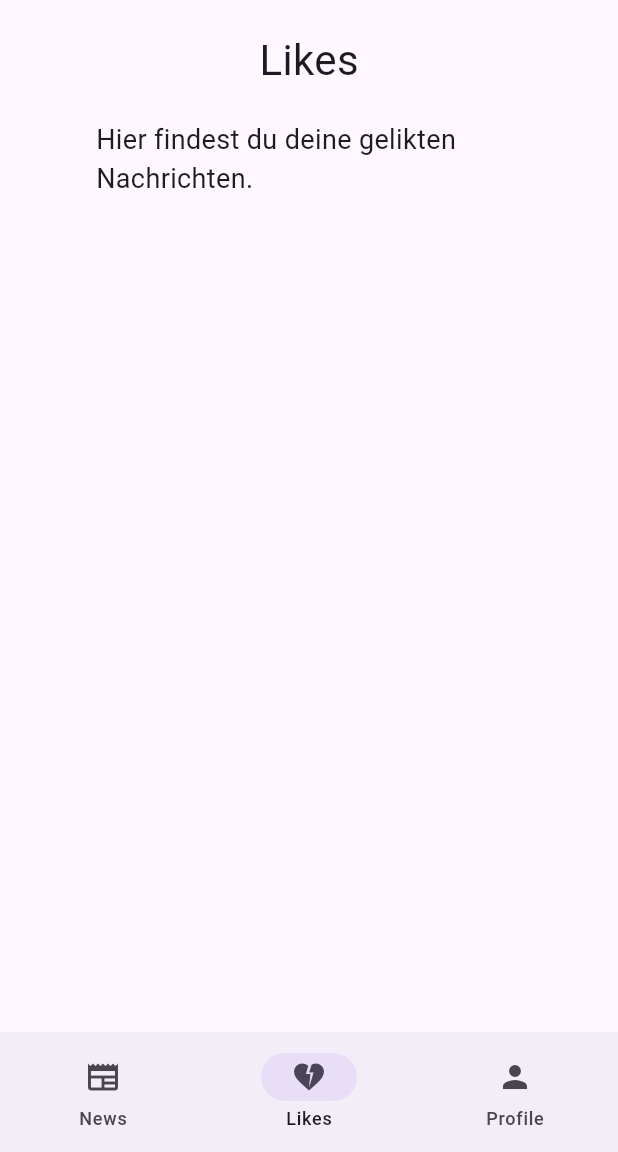
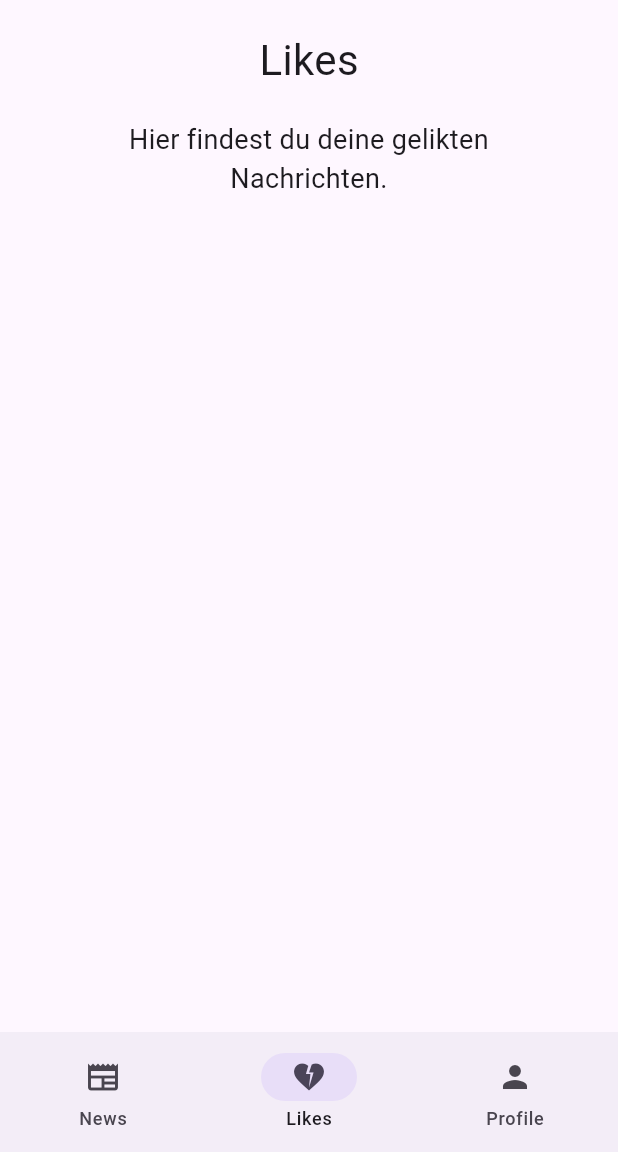
Before and after one commit to JuergenHollmann/ts_442_navigationbar_2, a Flutter app: the screen it shows after launch, item 2 of the bottom bar chosen, on a phone screen of 412 x 824 dp, the part 84-1236 px from its top. Run offline on Flutter 3.47's test engine with Material 3 defaults, Android fonts, the light colour scheme and no system bars.

Commit message:
Text centered in screen "Likes"

```diff
--- a/lib/main.dart
+++ b/lib/main.dart
@@ -75,8 +75,7 @@ class LikesWidget extends StatelessWidget {
 
   @override
   Widget build(BuildContext context) {
-    return const Center(
-      child: Padding(
+    return const Padding(
       padding: EdgeInsets.symmetric(horizontal: 64),
       child: Column(
         children: [
@@ -86,15 +85,12 @@ class LikesWidget extends StatelessWidget {
                 fontSize: 28,
               )),
           SizedBox(height: 20),
-            Center(
-              // warum wird der Text nicht zentriert?
-              child: Text(
+          Text(
             "Hier findest du deine gelikten Nachrichten.",
             style: TextStyle(fontSize: 18),
-              ),
+            textAlign: TextAlign.center,
           ),
         ],
-        ),
       ),
     );
   }
```
Lines whose indentation alone changed are shown as unchanged.
